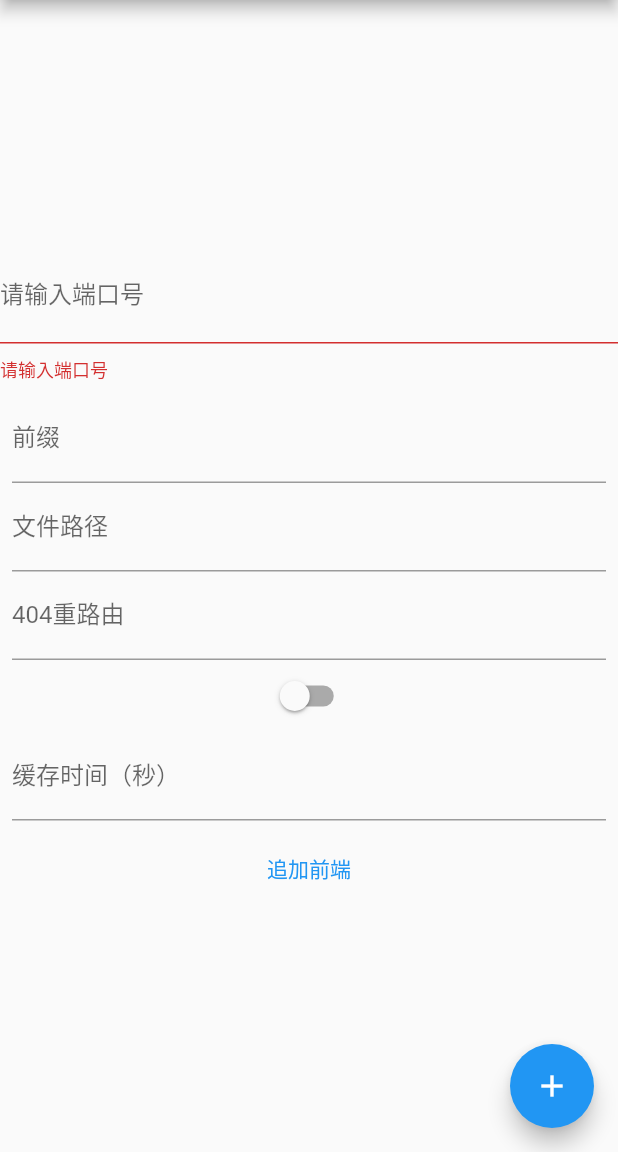
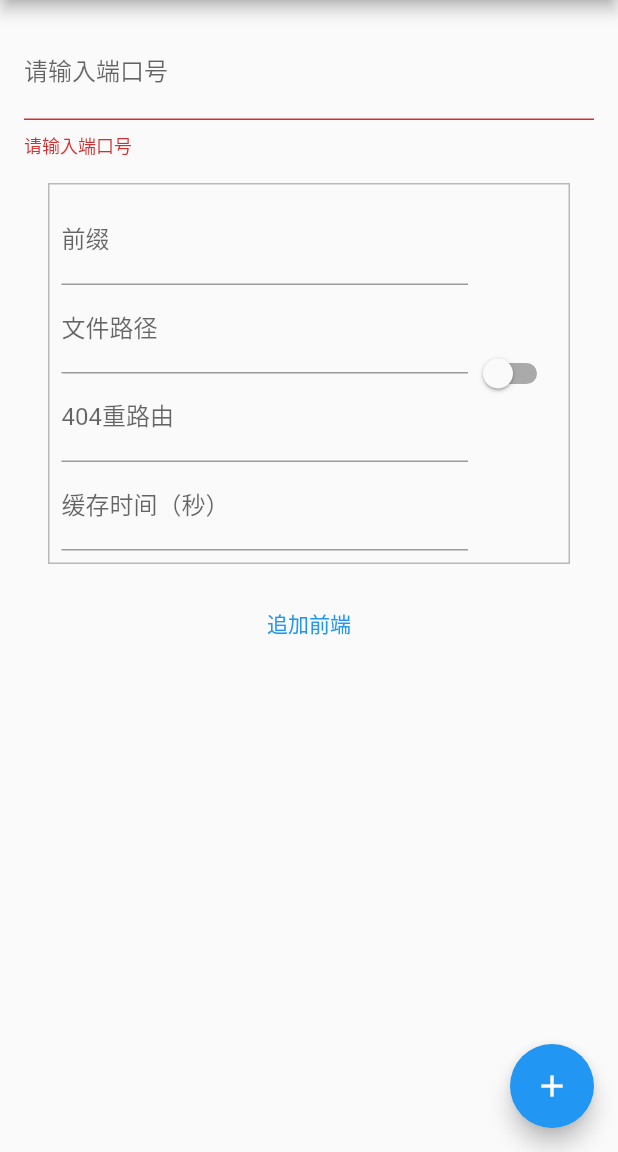
Before and after one commit to aruis/geekwalkui, a Flutter app: the screen it shows after launch, after a tap on the "add" icon, after a tap on "追加前端", on a phone screen of 412 x 824 dp, the part 84-1236 px from its top. Run offline on Flutter 3.47's test engine with Material 2 defaults, Android fonts, the phone set to English and light mode, and no system bars; our stand-ins replace dio.

```diff
--- a/lib/main.dart
+++ b/lib/main.dart
@@ -1,6 +1,7 @@
 import 'package:dio/dio.dart';
 import 'package:flutter/material.dart';
 import 'package:flutter/services.dart';
+import 'dart:convert';
 
 void main() {
   runApp(MyApp());
@@ -76,6 +77,10 @@ class _MyHomePageState extends State<MyHomePage> {
       print(_form.port);
     }
 
+    String str = json.encode(_form);
+
+    print(str);
+
     getHttp();
     setState(() {});
   }
@@ -94,9 +99,8 @@ class _MyHomePageState extends State<MyHomePage> {
         // the App.build method, and use it to set our appbar title.
         title: Text(widget.title),
       ),
-      body: Center(
-        // Center is a layout widget. It takes a single child and positions it
-        // in the middle of the parent.
+      body: Padding(
+        padding: const EdgeInsets.all(16.0),
         child: SingleChildScrollView(
           child: Form(
             key: _formKey,
@@ -124,10 +128,20 @@ class _MyHomePageState extends State<MyHomePage> {
                     padding: const EdgeInsets.all(8),
                     itemCount: _form.frontend.length,
                     itemBuilder: (BuildContext context, int index) {
-                      return Column(
+                      return Padding(
+                        padding: const EdgeInsets.all(8.0),
+                        child: Container(
+                          padding: EdgeInsets.all(8.0),
+                          decoration: BoxDecoration(
+                              border: Border.all(color: Colors.black26)),
+                          child: Row(
+                            children: [
+                              Expanded(
+                                child: Column(
                                   children: [
                                     TextFormField(
-                            decoration: InputDecoration(labelText: '前缀'),
+                                      decoration:
+                                          InputDecoration(labelText: '前缀'),
                                       validator: (value) {
                                         if (!value!.startsWith("/")) {
                                           return "请以/开头";
@@ -139,21 +153,48 @@ class _MyHomePageState extends State<MyHomePage> {
                                       },
                                     ),
                                     TextFormField(
-                              decoration: InputDecoration(labelText: '文件路径')),
+                                      decoration:
+                                          InputDecoration(labelText: '文件路径'),
+                                      onSaved: (value) {
+                                        _form.frontend[index].dir = value!;
+                                      },
+                                    ),
                                     TextFormField(
-                              decoration: InputDecoration(labelText: '404重路由')),
+                                      decoration:
+                                          InputDecoration(labelText: '404重路由'),
+                                      onSaved: (value) {
+                                        _form.frontend[index].reroute404 =
+                                            value!;
+                                      },
+                                    ),
+                                    TextFormField(
+                                      decoration:
+                                          InputDecoration(labelText: '缓存时间（秒）'),
+                                      inputFormatters: [
+                                        FilteringTextInputFormatter.digitsOnly
+                                      ],
+                                      onSaved: (value) {
+                                        if (value!.isNotEmpty) {
+                                          _form.frontend[index].maxAgeSeconds =
+                                              int.parse(value);
+                                        }
+                                      },
+                                    ),
+                                  ],
+                                ),
+                              ),
                               Switch(
                                 value: _form.frontend[index].cachingEnabled,
                                 onChanged: (value) {
                                   setState(() {
-                                _form.frontend[index].cachingEnabled = value;
+                                    _form.frontend[index].cachingEnabled =
+                                        value;
                                   });
                                 },
                               ),
-                          TextFormField(
-                              decoration:
-                                  InputDecoration(labelText: '缓存时间（秒）')),
                             ],
+                          ),
+                        ),
                       );
                     }),
                 TextButton(onPressed: _addFrontend, child: Text("追加前端"))
@@ -188,7 +229,11 @@ class _MyHomePageState extends State<MyHomePage> {
 class _GeekWalk {
   late int port;
   late List<_GeekWalkFrontend> frontend = [];
-  late List<_GeekWalkBackend> backend;
+
+  // late List<_GeekWalkBackend> backend;
+
+  Map<String, dynamic> toJson() =>
+      {'port': port, "frontend": frontend.map((c) => c.toJson()).toList()};
 }
 
 class _GeekWalkFrontend {
@@ -197,6 +242,14 @@ class _GeekWalkFrontend {
   late String reroute404;
   late bool cachingEnabled = false;
   late int maxAgeSeconds;
+
+  Map<String, dynamic> toJson() => {
+        'prefix': prefix,
+        'dir': dir,
+        'reroute404': reroute404,
+        'cachingEnabled': cachingEnabled,
+        'maxAgeSeconds': maxAgeSeconds,
+      };
 }
 
 class _GeekWalkBackend {
```
Lines whose indentation alone changed are shown as unchanged.
